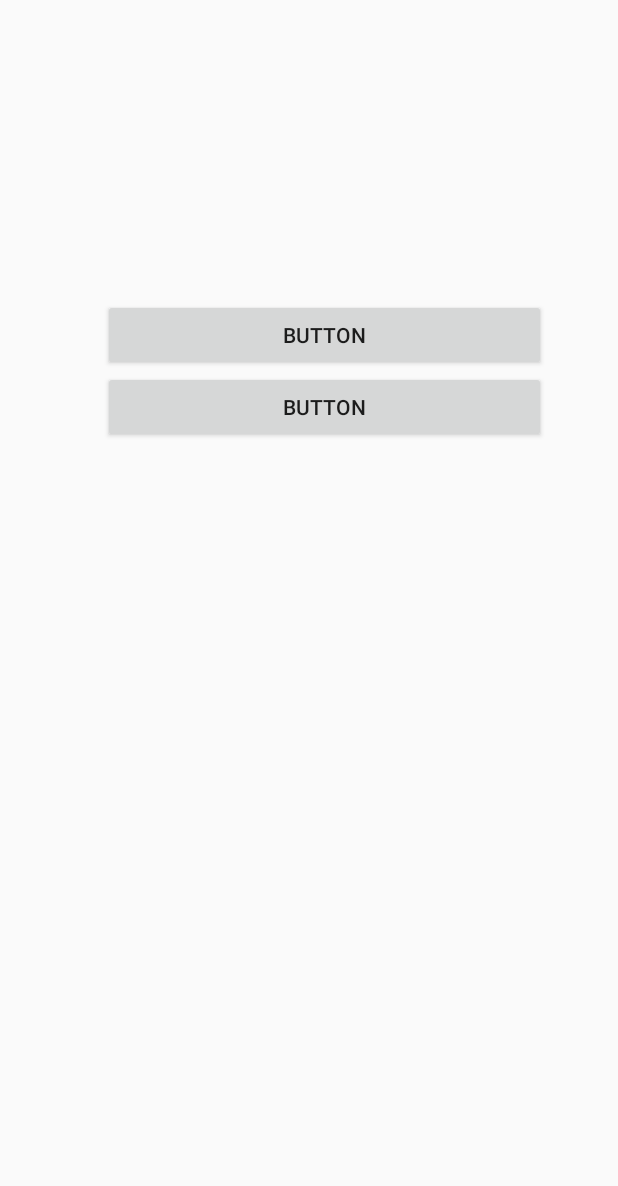
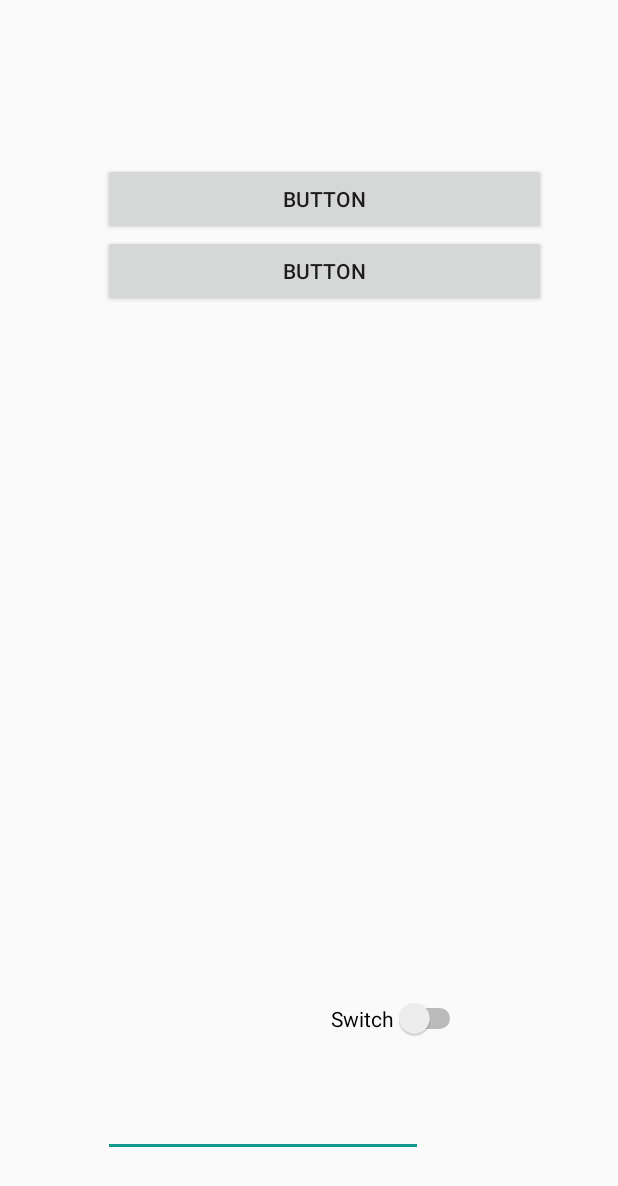
Before and after one commit to amoda-sasmitha/MAD_Project, an Android app: the accountView screen opened directly, with no data from a screen before it, on a phone screen of 412 x 824 dp. Shown: the top 1186 px of the screen. Run offline under Robolectric (Android 15) with nearby library versions, the phone set to English and light mode, and no system bars.

```diff
--- a/app/src/main/res/layout/activity_account_view.xml
+++ b/app/src/main/res/layout/activity_account_view.xml
@@ -16,7 +16,8 @@
         app:layout_constraintEnd_toEndOf="parent"
         app:layout_constraintHorizontal_bias="0.0"
         app:layout_constraintStart_toStartOf="parent"
-        app:layout_constraintTop_toTopOf="parent">
+        app:layout_constraintTop_toTopOf="parent"
+        app:layout_constraintVertical_bias="0.0">
 
         <LinearLayout
             android:layout_width="match_parent"
@@ -25,6 +26,7 @@
     </ScrollView>
 
     <LinearLayout
+        android:id="@+id/linearLayout"
         android:layout_width="295dp"
         android:layout_height="148dp"
         android:layout_marginStart="8dp"
@@ -51,4 +53,37 @@
             android:text="Button" />
     </LinearLayout>
 
+    <Switch
+        android:id="@+id/switch1"
+        android:layout_width="wrap_content"
+        android:layout_height="wrap_content"
+        android:layout_marginStart="8dp"
+        android:layout_marginTop="8dp"
+        android:layout_marginEnd="8dp"
+        android:layout_marginBottom="8dp"
+        android:text="Switch"
+        app:layout_constraintBottom_toBottomOf="parent"
+        app:layout_constraintEnd_toEndOf="parent"
+        app:layout_constraintHorizontal_bias="0.696"
+        app:layout_constraintStart_toStartOf="parent"
+        app:layout_constraintTop_toTopOf="parent"
+        app:layout_constraintVertical_bias="0.842" />
+
+    <EditText
+        android:id="@+id/editText2"
+        android:layout_width="wrap_content"
+        android:layout_height="wrap_content"
+        android:layout_marginStart="8dp"
+        android:layout_marginTop="8dp"
+        android:layout_marginEnd="64dp"
+        android:layout_marginBottom="8dp"
+        android:ems="10"
+        android:inputType="textPassword"
+        app:layout_constraintBottom_toBottomOf="parent"
+        app:layout_constraintEnd_toEndOf="@+id/scrollView2"
+        app:layout_constraintHorizontal_bias="0.516"
+        app:layout_constraintStart_toStartOf="parent"
+        app:layout_constraintTop_toTopOf="parent"
+        app:layout_constraintVertical_bias="0.941" />
+
 </androidx.constraintlayout.widget.ConstraintLayout>
```
